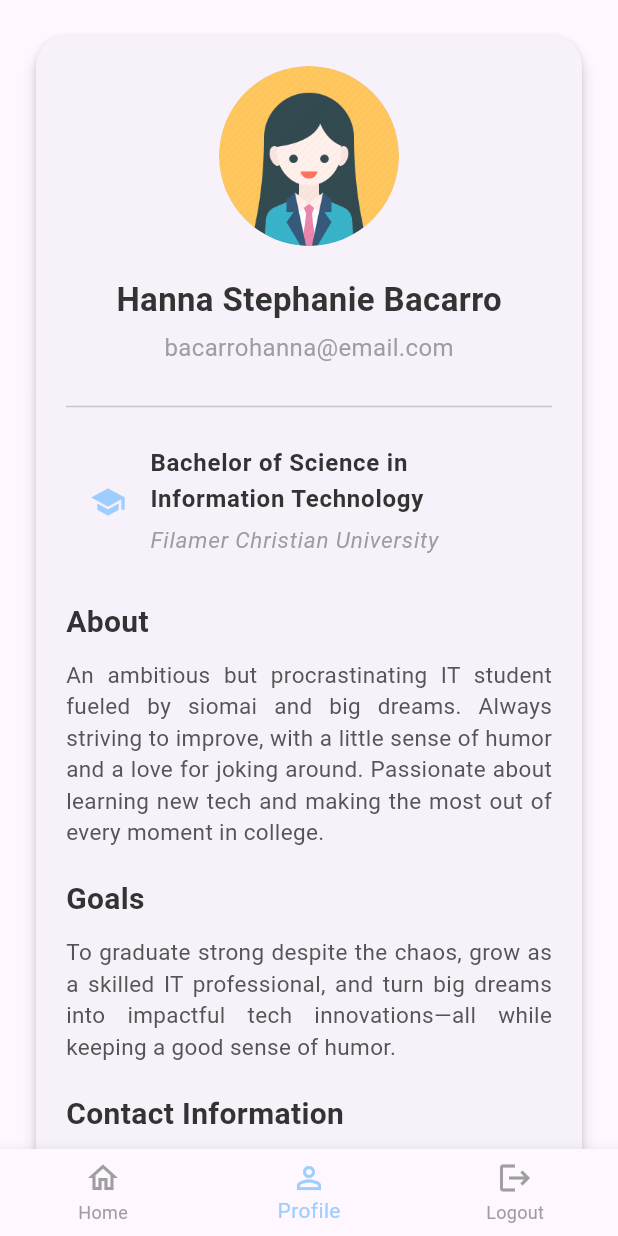
After one commit to stephaniehanna/flutter_activity, a Flutter app: the ProfilePage screen opened directly, on a phone screen of 412 x 824 dp. The commit adds this screen. Run offline on Flutter 3.47's test engine with Material 3 defaults, Android fonts, the phone set to English and light mode, and no system bars; our stand-ins replace flutter_svg; Roboto replaces fonts that are missing (Poppins).

Commit message:
act2-navigation

```diff
--- a/lib/main.dart
+++ b/lib/main.dart
@@ -1,5 +1,6 @@
-import 'package:fitness/pages/home.dart';
 import 'package:flutter/material.dart';
+
+import 'pages/login.dart';
 
 void main() {
   runApp(const MyApp());
@@ -14,7 +15,7 @@ class MyApp extends StatelessWidget {
     return MaterialApp(
       debugShowCheckedModeBanner: false,
       theme: ThemeData(fontFamily: 'Poppins'),
-      home: HomePage(),
+      home: LoginPage(),
     );
   }
 }
--- /dev/null
+++ b/lib/pages/profile.dart
@@ -0,0 +1,197 @@
+import 'package:flutter/material.dart';
+
+import 'home.dart';
+import 'login.dart';
+
+class ProfilePage extends StatefulWidget {
+  const ProfilePage({super.key});
+
+  @override
+  State<ProfilePage> createState() => _ProfilePageState();
+}
+
+class _ProfilePageState extends State<ProfilePage> {
+  int _selectedIndex = 1;
+
+  void _onItemTapped(int index) {
+    if (index == 0) {
+      Navigator.pushReplacement(
+        context,
+        MaterialPageRoute(builder: (context) => const HomePage()),
+      );
+    } else if (index == 2) {
+      Navigator.pushReplacement(
+        context,
+        MaterialPageRoute(builder: (context) => const LoginPage()),
+      );
+    }
+
+    setState(() {
+      _selectedIndex = index;
+    });
+  }
+
+  @override
+  Widget build(BuildContext context) {
+    return Scaffold(
+      body: SingleChildScrollView(
+        child: Padding(
+          padding: const EdgeInsets.all(20),
+          child: Card(
+            shape: RoundedRectangleBorder(
+              borderRadius: BorderRadius.circular(20),
+            ),
+            elevation: 4,
+            child: Padding(
+              padding: const EdgeInsets.all(20),
+              child: Column(
+                children: [
+                  const CircleAvatar(
+                    radius: 60,
+                    backgroundImage: AssetImage('assets/icons/avatar.webp'),
+                  ),
+                  const SizedBox(height: 20),
+                  const Text(
+                    'Hanna Stephanie Bacarro',
+                    style: TextStyle(
+                      fontSize: 22,
+                      fontWeight: FontWeight.bold,
+                      color: Color(0xff333333),
+                    ),
+                  ),
+                  const SizedBox(height: 5),
+                  const Text(
+                    'bacarrohanna@email.com',
+                    style: TextStyle(fontSize: 16, color: Colors.grey),
+                  ),
+                  const SizedBox(height: 20),
+                  const Divider(),
+                  const SizedBox(height: 10),
+
+                  // Degree and University
+                  ListTile(
+                    leading: const Icon(Icons.school, color: Color(0xff9DCEFF)),
+                    title: Column(
+                      crossAxisAlignment: CrossAxisAlignment.start,
+                      children: const [
+                        Text(
+                          'Bachelor of Science in Information Technology',
+                          style: TextStyle(
+                            fontSize: 16,
+                            fontWeight: FontWeight.bold,
+                            color: Color(0xff333333),
+                          ),
+                        ),
+                        SizedBox(height: 4),
+                        Text(
+                          'Filamer Christian University',
+                          style: TextStyle(
+                            fontSize: 15,
+                            color: Colors.grey,
+                            fontStyle: FontStyle.italic,
+                          ),
+                        ),
+                      ],
+                    ),
+                  ),
+
+                  const SizedBox(height: 20),
+                  const Align(
+                    alignment: Alignment.centerLeft,
+                    child: Text(
+                      'About',
+                      style: TextStyle(
+                        fontSize: 20,
+                        fontWeight: FontWeight.bold,
+                        color: Color(0xff333333),
+                      ),
+                    ),
+                  ),
+                  const SizedBox(height: 10),
+                  const Text(
+                    'An ambitious but procrastinating IT student fueled by siomai and big dreams. Always striving to improve, with a little sense of humor and a love for joking around. Passionate about learning new tech and making the most out of every moment in college.',
+                    style: TextStyle(fontSize: 15, color: Color(0xff555555)),
+                    textAlign: TextAlign.justify,
+                  ),
+
+                  const SizedBox(height: 20),
+
+                  // Swapped: Goals first
+                  const Align(
+                    alignment: Alignment.centerLeft,
+                    child: Text(
+                      'Goals',
+                      style: TextStyle(
+                        fontSize: 20,
+                        fontWeight: FontWeight.bold,
+                        color: Color(0xff333333),
+                      ),
+                    ),
+                  ),
+                  const SizedBox(height: 10),
+                  const Text(
+                    'To graduate strong despite the chaos, grow as a skilled IT professional, and turn big dreams into impactful tech innovations—all while keeping a good sense of humor.',
+                    style: TextStyle(fontSize: 15, color: Color(0xff555555)),
+                    textAlign: TextAlign.justify,
+                  ),
+
+                  const SizedBox(height: 20),
+
+                  // Then Contact Information with email changed to GitHub
+                  const Align(
+                    alignment: Alignment.centerLeft,
+                    child: Text(
+                      'Contact Information',
+                      style: TextStyle(
+                        fontSize: 20,
+                        fontWeight: FontWeight.bold,
+                        color: Color(0xff333333),
+                      ),
+                    ),
+                  ),
+                  const SizedBox(height: 10),
+                  ListTile(
+                    leading: const Icon(Icons.phone, color: Color(0xff9DCEFF)),
+                    title: const Text('+63 909 362 4468'),
+                  ),
+                  ListTile(
+                    leading: const Icon(Icons.link, color: Color(0xff9DCEFF)),
+                    title: const Text('linkedin.com/in/hannastephanie'),
+                  ),
+                  ListTile(
+                    leading: const Icon(
+                      Icons.code,
+                      color: Color(0xff9DCEFF),
+                    ), // changed icon to code for GitHub
+                    title: const Text(
+                      'github.com/hannastephanie',
+                    ), // changed email to github
+                  ),
+
+                  const SizedBox(height: 20),
+                ],
+              ),
+            ),
+          ),
+        ),
+      ),
+      bottomNavigationBar: BottomNavigationBar(
+        currentIndex: _selectedIndex,
+        onTap: _onItemTapped,
+        selectedItemColor: const Color(0xff9DCEFF),
+        unselectedItemColor: Colors.grey,
+        items: const [
+          BottomNavigationBarItem(
+            icon: Icon(Icons.home_outlined),
+            label: 'Home',
+          ),
+          BottomNavigationBarItem(
+            icon: Icon(Icons.person_outline),
+            label: 'Profile',
+          ),
+          BottomNavigationBarItem(icon: Icon(Icons.logout), label: 'Logout'),
+        ],
+      ),
+    );
+  }
+}
```
Also changed, not shown: lib/pages/home.dart (+51 -2 lines), lib/pages/login.dart (added, +115 -0 lines), assets/icons/avatar.webp (added), assets/icons/picture.png (added).
